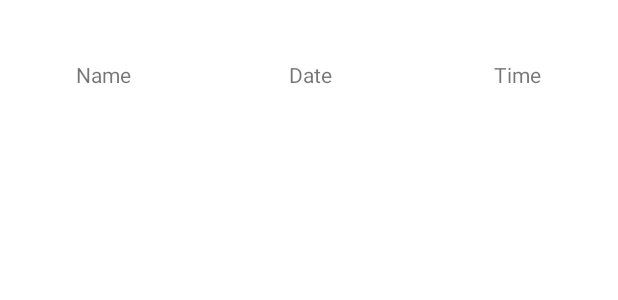
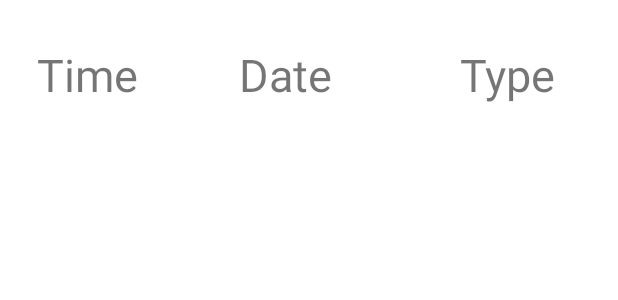
Before and after one commit to Zohar-Azulay/CovidProject, an Android app: the layout adapter_listview_layout.xml on its own in the app's theme, with its tools: preview values and no code run, on a phone screen of 412 x 824 dp. Shown: the top 300 px of the screen. Run offline under Robolectric (Android 15) with nearby library versions, the phone set to English and light mode, and no system bars.

Commit message:
continue working on the open pledges_list

```diff
--- a/MyApplication/app/build.gradle
+++ b/MyApplication/app/build.gradle
@@ -41,6 +41,7 @@ dependencies {
     implementation 'androidx.legacy:legacy-support-v4:1.0.0'
     implementation 'com.google.firebase:firebase-database:19.6.0'
     implementation 'androidx.wear:wear:1.1.0'
+    implementation 'com.google.firebase:firebase-messaging:21.0.1'
     testImplementation 'junit:junit:4.13.1'
     androidTestImplementation 'androidx.test.ext:junit:1.1.2'
     androidTestImplementation 'androidx.test.espresso:espresso-core:3.3.0'
--- a/MyApplication/app/src/main/AndroidManifest.xml
+++ b/MyApplication/app/src/main/AndroidManifest.xml
@@ -3,6 +3,7 @@
     package="com.example.myapplication">
 
     <uses-permission android:name="android.permission.WAKE_LOCK" />
+    <uses-permission android:name="android.permission.INTERNET" />
 
     <uses-feature android:name="android.hardware.type.watch" />
 
--- a/MyApplication/app/src/main/java/com/example/myapplication/ui/LoginV2.java
+++ b/MyApplication/app/src/main/java/com/example/myapplication/ui/LoginV2.java
@@ -127,7 +127,7 @@ public class LoginV2 extends Fragment {
                                 @Override
                                 public void onFailure(@NonNull Exception e) {
                                     objectProgressBar.setVisibility(View.INVISIBLE);
-                                    Toast.makeText(getContext(),"לא",Toast.LENGTH_SHORT).show();
+                                    Toast.makeText(getContext(),"ההתחברות לא צלחה",Toast.LENGTH_SHORT).show();
 
                                     signInBtn.setEnabled(true);
                                     Toast.makeText(getContext(),e.getMessage(),Toast.LENGTH_SHORT).show();
@@ -136,7 +136,7 @@ public class LoginV2 extends Fragment {
                 }
             }
             else{
-                Toast.makeText(getContext(),"Please Fill Both Fields",Toast.LENGTH_SHORT).show();
+                Toast.makeText(getContext(),"יש לבשלים את כל השדות",Toast.LENGTH_SHORT).show();
             }
         }
         catch (Exception e){
--- a/MyApplication/app/src/main/java/com/example/myapplication/ui/PledgerActivity.java
+++ b/MyApplication/app/src/main/java/com/example/myapplication/ui/PledgerActivity.java
@@ -21,7 +21,6 @@ public class PledgerActivity extends AppCompatActivity {
 
         fragmentTransaction.add(R.id.fragment_pledger_container,new main_p());
         fragmentTransaction.commit();
-
     }
 
     @Override
--- a/MyApplication/app/src/main/java/com/example/myapplication/ui/main_p.java
+++ b/MyApplication/app/src/main/java/com/example/myapplication/ui/main_p.java
@@ -22,7 +22,7 @@ public class main_p extends Fragment {
                              @Nullable Bundle savedInstanceState) {
         // Inflate the layout for this fragment
         View view = inflater.inflate(R.layout.fragment_main_p, container, false);
-        Toast.makeText(getContext(), "היי", Toast.LENGTH_LONG).show();
+//        Toast.makeText(getContext(), "ברוכים השבים", Toast.LENGTH_LONG).show();
 
         Button btnNewP = view.findViewById(R.id.btn_ask);
         Button btnYourP = view.findViewById(R.id.btn_your_pledges);
--- a/MyApplication/app/src/main/java/com/example/myapplication/ui/new_pledge.java
+++ b/MyApplication/app/src/main/java/com/example/myapplication/ui/new_pledge.java
@@ -117,7 +117,7 @@ public class new_pledge extends Fragment {
                     uid = mAuth.getCurrentUser().getUid();
                     updateDB();
 
-
+                    Toast.makeText(getContext(), "בקשתך נקלטה בהצלחה במערכת!", Toast.LENGTH_LONG).show();
                     assert getFragmentManager() != null;
                     FragmentTransaction fr_newp = getFragmentManager().beginTransaction();
                     fr_newp.replace(R.id.fragment_pledger_container, new main_p());
@@ -164,8 +164,7 @@ public class new_pledge extends Fragment {
 
         startTime = cYear +  cMonth + cDay + cHour +  cMinute + cSecond;
 
-        reffRequest.child(startTime).setValue(reqObj);
-//        reffRequest.child(openDateTime.toString()).setValue(reqObj);
+        reffRequest.child(openDateTime.toString()).setValue(reqObj);
     }
 
 //    private void updatePledgeID(){
--- a/MyApplication/app/src/main/java/com/example/myapplication/ui/pledge_list_item.java
+++ b/MyApplication/app/src/main/java/com/example/myapplication/ui/pledge_list_item.java
@@ -4,7 +4,6 @@ import com.google.firebase.database.DatabaseReference;
 
 public class pledge_list_item {
     private String name, date, time;
-
 
     public pledge_list_item(String name, String date, String time) {
         this.name = name;
--- a/MyApplication/app/src/main/res/layout/adapter_listview_layout.xml
+++ b/MyApplication/app/src/main/res/layout/adapter_listview_layout.xml
@@ -1,38 +1,42 @@
 <?xml version="1.0" encoding="utf-8"?>
 <LinearLayout xmlns:android="http://schemas.android.com/apk/res/android"
-    android:orientation="horizontal"
+    android:id="@+id/adapter_listview_layout"
     android:layout_width="match_parent"
     android:layout_height="match_parent"
+    android:orientation="horizontal"
     android:weightSum="100">
 
     <TextView
-        android:id="@+id/tv_list_name"
+        android:id="@+id/tv_list_time"
         android:layout_width="match_parent"
         android:layout_height="100dp"
-        android:layout_weight="33.3"
+        android:layout_weight="36"
         android:gravity="center"
         android:layoutDirection="rtl"
-        android:text="Name"
-        android:textDirection="rtl" />
+        android:text="Time"
+        android:textDirection="rtl"
+        android:textSize="30sp" />
 
     <TextView
         android:id="@+id/tv_list_date"
         android:layout_width="match_parent"
         android:layout_height="100dp"
-        android:layout_weight="33.3"
+        android:layout_weight="32"
         android:gravity="center"
         android:layoutDirection="rtl"
         android:text="Date"
-        android:textDirection="rtl" />
+        android:textDirection="rtl"
+        android:textSize="30sp" />
 
     <TextView
-        android:id="@+id/tv_list_time"
+        android:id="@+id/tv_list_type"
         android:layout_width="match_parent"
         android:layout_height="100dp"
-        android:layout_weight="33.3"
+        android:layout_weight="32"
         android:gravity="center"
         android:layoutDirection="rtl"
-        android:text="Time"
-        android:textDirection="rtl" />
+        android:text="Type"
+        android:textDirection="rtl"
+        android:textSize="30sp" />
 
 </LinearLayout>
```
Also changed, not shown: MyApplication/app/src/main/java/com/example/myapplication/ui/PlgListAdapter.java (added, +52 -0 lines), MyApplication/app/src/main/java/com/example/myapplication/ui/Requests.java (+10 -3 lines), MyApplication/app/src/main/java/com/example/myapplication/ui/pledges_list.java (+43 -16 lines), 8 other files.
